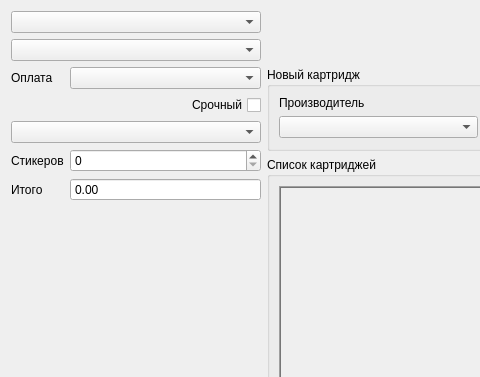
Above: tabreceptcartridge.ui from solderercb/snap_crm before the change; both pictures show x 0 to 480 and y 0 to 377 of the 1045 by 573 pixel window. Below: the same form after it.
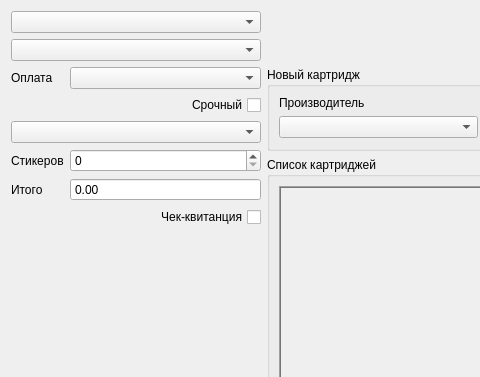
That is the form after the change. Custom widgets are drawn as their Qt base class.

```diff
--- a/tabreceptcartridge.ui
+++ b/tabreceptcartridge.ui
@@ -126,7 +126,7 @@
          </property>
         </widget>
        </item>
-       <item row="7" column="0" colspan="2">
+       <item row="8" column="0" colspan="2">
         <spacer name="verticalSpacer">
          <property name="orientation">
           <enum>Qt::Vertical</enum>
@@ -152,6 +152,16 @@
          </property>
         </widget>
        </item>
+       <item row="7" column="1">
+        <widget class="QCheckBox" name="checkBoxPrintReceipt">
+         <property name="layoutDirection">
+          <enum>Qt::RightToLeft</enum>
+         </property>
+         <property name="text">
+          <string>Чек-квитанция</string>
+         </property>
+        </widget>
+       </item>
       </layout>
      </item>
      <item row="0" column="1">
```
